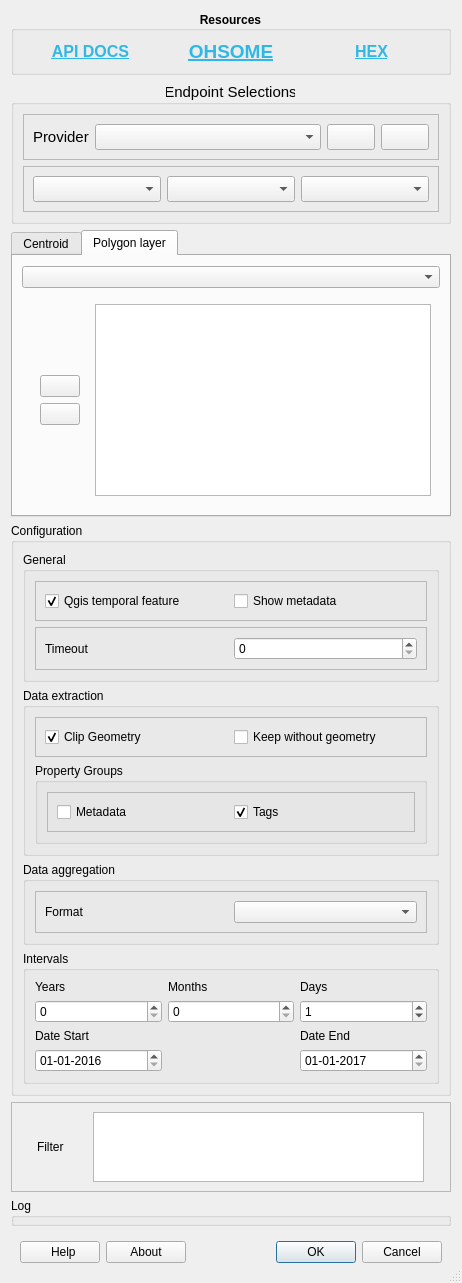
Before: the Qt Designer form OhsomeQgis/gui/OhsomeQgisDialogUI.ui in GIScience/ohsome-qgis-plugin, drawn with Qt 5.
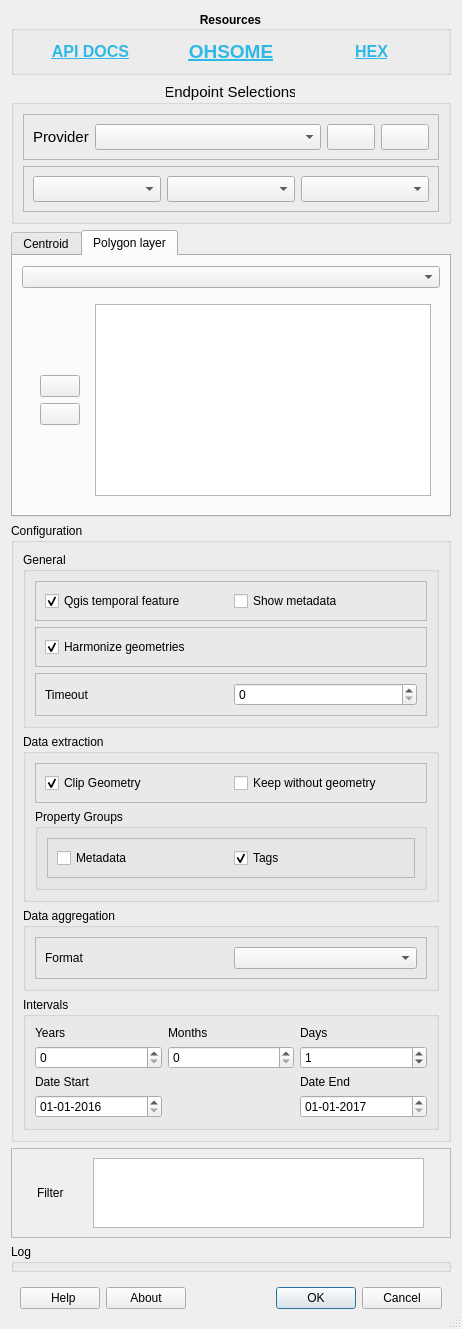
After: the same form once the commit is applied. Icons and pictures are not drawn. Custom widgets are drawn as their Qt base class.

Commit message: add the feature to combine compatible single with multi geometries when the api returns mixed types e.g. polygon with multipolygon.

The edit to the form file:
```diff
--- a/OhsomeQgis/gui/OhsomeQgisDialogUI.ui
+++ b/OhsomeQgis/gui/OhsomeQgisDialogUI.ui
@@ -637,6 +637,34 @@
            </layout>
           </widget>
          </item>
+         <item>
+          <widget class="QFrame" name="frame_8">
+           <property name="frameShape">
+            <enum>QFrame::StyledPanel</enum>
+           </property>
+           <property name="frameShadow">
+            <enum>QFrame::Raised</enum>
+           </property>
+           <layout class="QHBoxLayout" name="horizontalLayout_13">
+            <item>
+             <widget class="QCheckBox" name="check_merge_geometries">
+              <property name="enabled">
+               <bool>true</bool>
+              </property>
+              <property name="toolTip">
+               <string>&lt;html&gt;&lt;head/&gt;&lt;body&gt;&lt;p&gt;Check this to &lt;span style=&quot; text-decoration: underline;&quot;&gt;automatically merge compatible geometry types&lt;/span&gt;. &lt;/p&gt;&lt;p&gt;&lt;span style=&quot; text-decoration: underline;&quot;&gt;It is recommended to keep this checked.&lt;/span&gt;&lt;/p&gt;&lt;p&gt;The benefit is that the amount of written layers will be massively reduced.&lt;/p&gt;&lt;p&gt;The reason is that results may contain single and multi-geometries at once (Polygon, MultiPolygon etc.) and without combining them one layer per geometry type will be written, resulting in an increased number of layers. &lt;/p&gt;&lt;p&gt;&lt;br/&gt;&lt;/p&gt;&lt;/body&gt;&lt;/html&gt;</string>
+              </property>
+              <property name="text">
+               <string>Harmonize geometries</string>
+              </property>
+              <property name="checked">
+               <bool>true</bool>
+              </property>
+             </widget>
+            </item>
+           </layout>
+          </widget>
+         </item>
          <item>
           <widget class="QFrame" name="frame_5">
            <property name="frameShape">
```
The commit also changes 3 other files.
